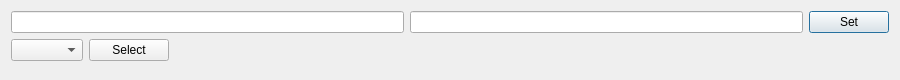
Before: the Qt Designer form Learn_Words_App_0_0_1/setword.ui in Sautenko-Andrey/learn_words_app, drawn with Qt 5.
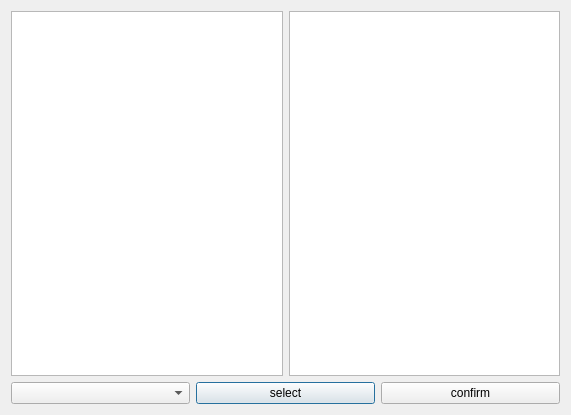
After: the same form once the commit is applied.

The edit to the form file:
```diff
--- a/Learn_Words_App_0_0_1/setword.ui
+++ b/Learn_Words_App_0_0_1/setword.ui
@@ -6,44 +6,41 @@
    <rect>
     <x>0</x>
     <y>0</y>
-    <width>900</width>
-    <height>80</height>
+    <width>571</width>
+    <height>415</height>
    </rect>
   </property>
   <property name="windowTitle">
    <string>Set word</string>
   </property>
-  <layout class="QFormLayout" name="formLayout">
-   <item row="0" column="0" colspan="2">
+  <layout class="QVBoxLayout" name="verticalLayout_2">
+   <item>
+    <layout class="QVBoxLayout" name="verticalLayout">
+     <item>
     <layout class="QHBoxLayout" name="horizontalLayout_2">
      <item>
-      <widget class="QLineEdit" name="word_for_correctLine">
+        <widget class="QTextEdit" name="oldTextEdit">
        <property name="font">
         <font>
+           <pointsize>14</pointsize>
          <bold>true</bold>
         </font>
        </property>
       </widget>
      </item>
      <item>
-      <widget class="QLineEdit" name="new_wordLine">
+        <widget class="QTextEdit" name="newTextEdit">
        <property name="font">
         <font>
+           <pointsize>14</pointsize>
          <bold>true</bold>
         </font>
        </property>
       </widget>
      </item>
-     <item>
-      <widget class="QPushButton" name="setButton">
-       <property name="text">
-        <string>Set</string>
-       </property>
-      </widget>
-     </item>
-    </layout>
-   </item>
-   <item row="1" column="0">
+      </layout>
+     </item>
+     <item>
     <layout class="QHBoxLayout" name="horizontalLayout">
      <item>
       <widget class="QComboBox" name="mode_comboBox"/>
@@ -51,9 +48,21 @@
      <item>
       <widget class="QPushButton" name="selectButton">
        <property name="text">
-        <string>Select</string>
-       </property>
-      </widget>
+          <string>select</string>
+         </property>
+        </widget>
+       </item>
+       <item>
+        <widget class="QPushButton" name="setButton">
+         <property name="text">
+          <string>confirm</string>
+         </property>
+         <property name="shortcut">
+          <string>Ctrl+Return</string>
+         </property>
+        </widget>
+       </item>
+      </layout>
      </item>
     </layout>
    </item>
```
Lines whose indentation alone changed are shown as unchanged.
